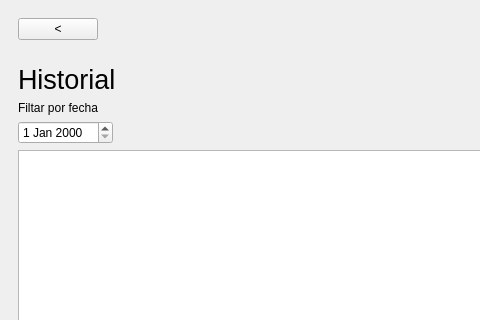
Above: proyecto/mainwindow.ui from anaasemad/IHM_carta before the change; both pictures show x 0 to 480 and y 0 to 320 of the 989 by 774 pixel window. Below: the same form after it.
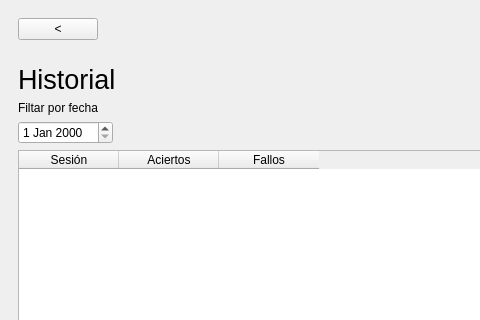
That is the form after the change. The open tabs and pages were chosen to show the change. Icons and pictures are not drawn.

Diff of the .ui file:
```diff
--- a/proyecto/mainwindow.ui
+++ b/proyecto/mainwindow.ui
@@ -336,12 +336,22 @@
          </widget>
         </item>
         <item>
-         <widget class="QTableView" name="tableViewHistorial">
-          <property name="font">
-           <font>
-            <pointsize>35</pointsize>
-           </font>
-          </property>
+         <widget class="QTableWidget" name="tableViewHistorial">
+          <column>
+           <property name="text">
+            <string>Sesión</string>
+           </property>
+          </column>
+          <column>
+           <property name="text">
+            <string>Aciertos</string>
+           </property>
+          </column>
+          <column>
+           <property name="text">
+            <string>Fallos</string>
+           </property>
+          </column>
          </widget>
         </item>
        </layout>
```
Left out of the diff: 4 changed lines with no effect on the pictures.
